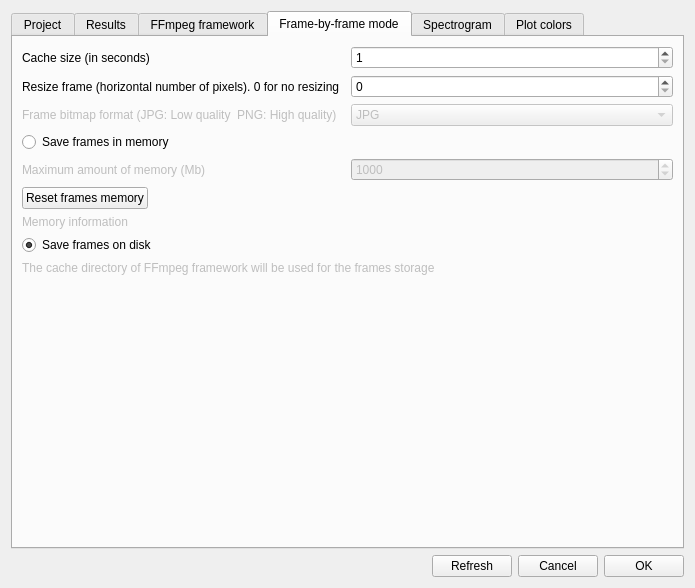
Old version of the form src/preferences.ui in the repository olivierfriard/BORIS.
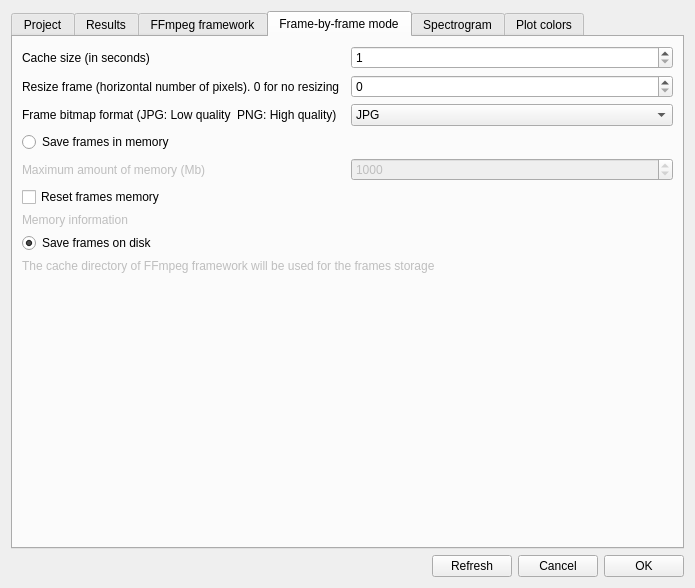
New version of the form.

Commit message: implemented frames in memory

```diff
--- a/src/preferences.ui
+++ b/src/preferences.ui
@@ -394,7 +394,7 @@
            <item>
             <widget class="QLabel" name="lb_bitmap_quality">
              <property name="enabled">
-              <bool>false</bool>
+              <bool>true</bool>
              </property>
              <property name="text">
               <string>Frame bitmap format (JPG: Low quality  PNG: High quality)</string>
@@ -404,7 +404,7 @@
            <item>
             <widget class="QComboBox" name="cbFrameBitmapFormat">
              <property name="enabled">
-              <bool>false</bool>
+              <bool>true</bool>
              </property>
              <item>
               <property name="text">
@@ -469,7 +469,7 @@
          <item>
           <layout class="QHBoxLayout" name="horizontalLayout_11">
            <item>
-            <widget class="QPushButton" name="pb_reset_frames_memory">
+            <widget class="QCheckBox" name="cb_reset_frames_memory">
              <property name="text">
               <string>Reset frames memory</string>
              </property>
```
The commit also changes 4 other files.
